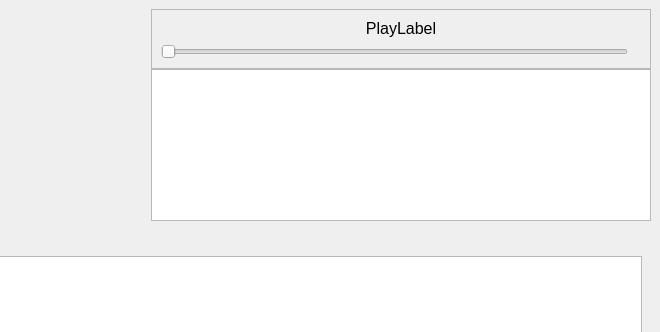
matus-u/sz-bluetooth, file blue-app/ui/MainWindow.ui: the form before one commit; both pictures show x 364 to 1024 and y 0 to 332 of the 1024 by 768 pixel window.
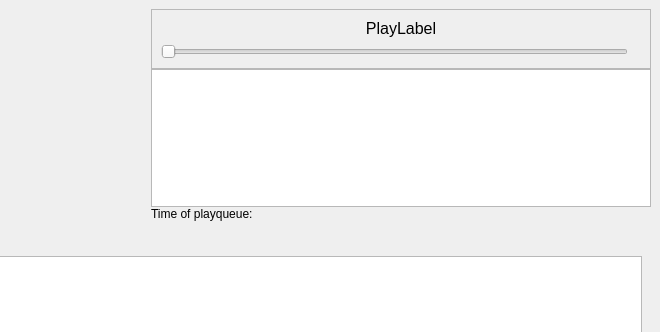
The form after the commit. Icons and pictures are not drawn.

Commit message: implement total playQueueTime

The edit to the form file:
```diff
--- a/blue-app/ui/MainWindow.ui
+++ b/blue-app/ui/MainWindow.ui
@@ -148,7 +148,7 @@
         <item>
          <layout class="QHBoxLayout" name="horizontalLayout">
           <item>
-           <layout class="QVBoxLayout" name="verticalLayout_3" stretch="1,5">
+           <layout class="QVBoxLayout" name="verticalLayout_3" stretch="1,5,0">
             <property name="spacing">
              <number>0</number>
             </property>
@@ -290,6 +290,39 @@
               </widget>
              </widget>
             </item>
+            <item>
+             <layout class="QHBoxLayout" name="horizontalLayout_11">
+              <item>
+               <widget class="QLabel" name="label_2">
+                <property name="sizePolicy">
+                 <sizepolicy hsizetype="Expanding" vsizetype="Preferred">
+                  <horstretch>0</horstretch>
+                  <verstretch>0</verstretch>
+                 </sizepolicy>
+                </property>
+                <property name="text">
+                 <string>Time of playqueue:</string>
+                </property>
+               </widget>
+              </item>
+              <item>
+               <widget class="QLabel" name="timeOfPlayQueueLabel">
+                <property name="sizePolicy">
+                 <sizepolicy hsizetype="Minimum" vsizetype="Preferred">
+                  <horstretch>0</horstretch>
+                  <verstretch>0</verstretch>
+                 </sizepolicy>
+                </property>
+                <property name="text">
+                 <string/>
+                </property>
+                <property name="alignment">
+                 <set>Qt::AlignRight|Qt::AlignTrailing|Qt::AlignVCenter</set>
+                </property>
+               </widget>
+              </item>
+             </layout>
+            </item>
            </layout>
           </item>
          </layout>
```
The commit also changes 3 other files.
